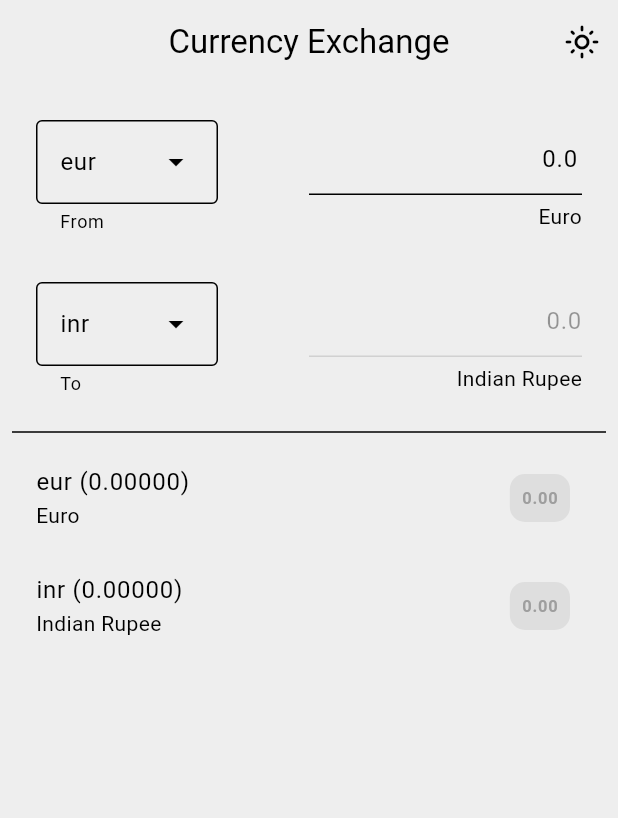
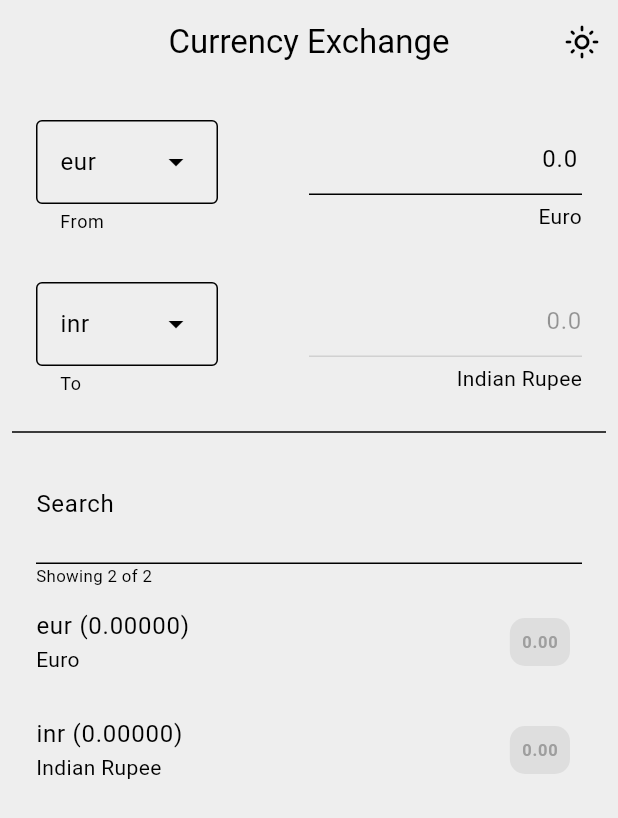
Before and after one commit to sunnydodti/currency_converter, a Flutter app: the screen it shows after launch, on a phone screen of 412 x 824 dp. Shown: the top 818 px of the screen. Run offline on Flutter 3.47's test engine with Material 3 defaults, Android fonts, the phone set to English and light mode, and no system bars; our stand-ins replace hive_ce, hive_ce_flutter, shared_preferences; accounts and stored records are empty; network calls fail.

Commit message:
search currency list

```diff
--- a/lib/pages/search_page.dart
+++ b/lib/pages/search_page.dart
@@ -9,6 +9,7 @@ import 'package:hive_ce/hive.dart';
 import '../data/constants.dart';
 import '../models/currency_code.dart';
 import '../service/api_service.dart';
+import '../widgets/colored_button.dart';
 
 class SearchPage extends StatefulWidget {
   const SearchPage({super.key});
@@ -29,11 +30,15 @@ class _SearchPageState extends State<SearchPage> {
   double amount = 0.0;
 
   String currencyDate = "";
+  TextEditingController amountController = TextEditingController();
+  TextEditingController resultController = TextEditingController();
   TextEditingController searchController = TextEditingController();
-  TextEditingController resultController = TextEditingController();
 
   Timer? _debounce;
   final FocusNode _focusNode = FocusNode();
+
+  bool searchByCode = true;
+  bool searchByName = false;
 
   @override
   void initState() {
@@ -44,8 +49,9 @@ class _SearchPageState extends State<SearchPage> {
 
   @override
   void dispose() {
+    amountController.dispose();
+    resultController.dispose();
     searchController.dispose();
-    resultController.dispose();
     _focusNode.dispose();
     super.dispose();
   }
@@ -79,13 +85,19 @@ class _SearchPageState extends State<SearchPage> {
 
   Expanded _buildCurrencyList() {
     return Expanded(
+      child: Column(
+        children: [
+          _buildSearchField(),
+          _buildSearchCount(),
+          _buildSearchFilters(),
+          Expanded(
             child: ListView.builder(
               itemCount: _currencies.length,
               itemBuilder: (context, index) {
                 double rate = 0.0;
                 if (exchangeRates.isNotEmpty) {
-            rate =
-                double.parse(exchangeRates[_currencies[index].code].toString());
+                  rate = double.parse(
+                      exchangeRates[_currencies[index].code].toString());
                 }
 
                 return CurrencyTile(
@@ -98,6 +110,31 @@ class _SearchPageState extends State<SearchPage> {
                   },
                 );
               },
+            ),
+          ),
+        ],
+      ),
+    );
+  }
+
+  Padding _buildSearchField() {
+    return Padding(
+      padding: const EdgeInsets.symmetric(horizontal: 16.0),
+      child: TextField(
+        autofillHints: _currencies.map((e) => e.code).toList(),
+        controller: searchController,
+        decoration: InputDecoration(
+          suffix: IconButton(
+            icon: Icon(Icons.clear),
+            onPressed: () {
+              searchController.clear();
+              _currencies = FileDb.currenciesList;
+              setState(() {});
+            },
+          ),
+          labelText: 'Search',
+        ),
+        onChanged: _onSearchChange,
       ),
     );
   }
@@ -191,7 +228,7 @@ class _SearchPageState extends State<SearchPage> {
             child: TextField(
               textAlign: TextAlign.end,
               focusNode: _focusNode,
-              controller: searchController,
+              controller: amountController,
               decoration: InputDecoration(
                 hintText: "0.0",
                 helperStyle: TextStyle(overflow: TextOverflow.fade),
@@ -283,7 +320,7 @@ class _SearchPageState extends State<SearchPage> {
     _currencies.add(target);
 
     amount = FileDb.amount;
-    searchController.text = amount.toString();
+    amountController.text = amount.toString();
     exchangeRates = FileDb.exchangeRates;
     resultController.text = _resultAmount() ?? "";
 
@@ -340,4 +377,71 @@ class _SearchPageState extends State<SearchPage> {
       _debounce?.cancel();
     });
   }
+
+  _onSearchChange(String value) {
+    if (value.isEmpty) {
+      _currencies = FileDb.currenciesList;
+      setState(() {});
+      return;
     }
+
+    _currencies = FileDb.currenciesList.where((element) {
+      if (searchByName &&
+          element.name.toLowerCase().contains(value.toLowerCase())) {
+        return true;
+      }
+      if (searchByCode && element.code.contains(value.toLowerCase())) {
+        return true;
+      }
+      return false;
+    }).toList();
+    setState(() {});
+  }
+
+  Widget _buildSearchCount() {
+    return Padding(
+      padding: const EdgeInsets.symmetric(horizontal: 16.0),
+      child: Row(
+        children: [
+          Text(
+            "Showing ${_currencies.length} of ${FileDb.currenciesList.length}",
+            textScaler: TextScaler.linear(.8),
+          ),
+        ],
+      ),
+    );
+  }
+
+  Widget _buildSearchFilters() {
+    if (searchController.text.isEmpty) return SizedBox.shrink();
+    return Padding(
+      padding: const EdgeInsets.only(left: 16.0, right: 16.0, top: 16.0),
+      child: Row(
+        children: [
+          Text("Search by:"),
+          Expanded(
+              child: Row(
+            mainAxisAlignment: MainAxisAlignment.spaceEvenly,
+            children: [
+              ColoredButton(
+                text: "Name",
+                onPressed: () {
+                  searchByName = !searchByName;
+                  _onSearchChange(searchController.text);
+                },
+                isActive: searchByName,
+              ),
+              ColoredButton(
+                  text: "Code",
+                  onPressed: () {
+                    searchByCode = !searchByCode;
+                    _onSearchChange(searchController.text);
+                  },
+                  isActive: searchByCode),
+            ],
+          ))
+        ],
+      ),
+    );
+  }
+}
```
Also changed, not shown: lib/widgets/colored_button.dart (added, +50 -0 lines), lib/widgets/colored_text.dart (added, +24 -0 lines). Lines whose indentation alone changed are shown as unchanged.
